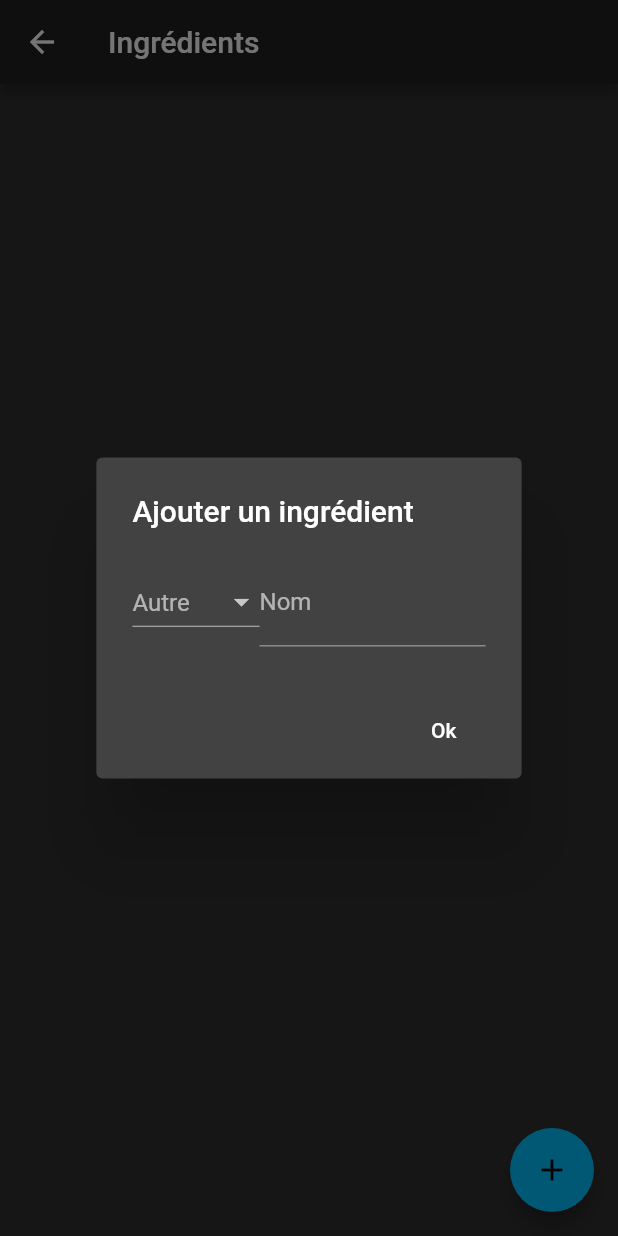
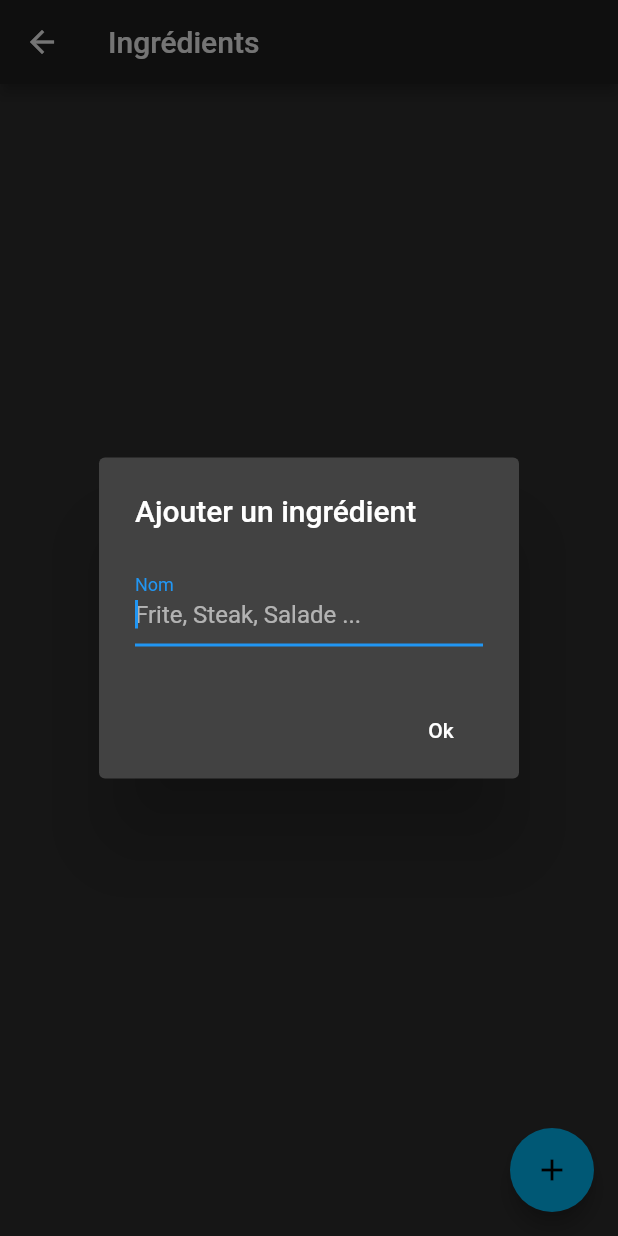
Before and after one commit to Stelapix/Bonap, a Flutter app: the IngredientsPage screen opened directly, after a tap on the "add" icon, on a phone screen of 412 x 824 dp. Run offline on Flutter 3.47's test engine with Material 2 defaults, Android fonts, the phone set to English and light mode, and no system bars; our stand-ins replace table_calendar.

Commit message:
Revert "Ingredient v2"
This reverts commit 21384700359c8f3456d14774a01cc4af72afd62a.

```diff
--- /dev/null
+++ b/lib/ingredients.dart
@@ -0,0 +1,78 @@
+import 'package:flutter/material.dart';
+
+class IngredientsPage extends StatefulWidget {
+  @override
+  _IngredientsPageState createState() => new _IngredientsPageState();
+}
+
+class _IngredientsPageState extends State<IngredientsPage> {
+  List<String>ingredients = [];
+  String newIngr = '';
+
+
+  @override
+  Widget build(BuildContext context) {
+    return new Scaffold(
+      appBar: new AppBar(
+        title: new Text('Ingrédients'),
+      ),
+
+      body: Container(
+        child: Column(
+          children: <Widget>[
+            ListView(
+              shrinkWrap: true,
+              children: ingredients.map((data) => ListTile(title: Text(data))).toList(),
+            ),
+          ],
+        )
+      ),
+
+      floatingActionButton: FloatingActionButton(
+        onPressed: _ajouterIngredient,
+        tooltip: 'Ajouter un ingrédient',
+        backgroundColor: Color.fromRGBO(0, 191, 255, 1),
+        child: Icon(Icons.add),
+
+
+      ),
+    );
+  }
+
+  void _ajouterIngredient() {
+    // flutter defined function
+    showDialog(
+      context: context,
+      builder: (BuildContext context) {
+        // return object of type Dialog
+        return AlertDialog(
+          title: Text('Ajouter un ingrédient'),
+          content: new Row(
+            children: <Widget>[
+              new Expanded(
+                  child: new TextField(
+                    autofocus: true,
+                    decoration: new InputDecoration(
+                        labelText: 'Nom', hintText: 'Frite, Steak, Salade ...'),
+                    onChanged: (value) {
+                      newIngr = value;
+                    },
+                  ))
+            ],
+          ),
+          actions: <Widget>[
+            FlatButton(
+              child: Text('Ok'),
+              onPressed: () {
+                ingredients.add(newIngr);
+                Navigator.of(context).pop();
+              },
+            ),
+          ],
+
+        );
+      },
+    );
+  }
+
+}
--- a/lib/pages/ingredients.dart
+++ /dev/null
@@ -1,174 +0,0 @@
-import 'package:flutter/material.dart';
-import 'package:flutter/rendering.dart';
-
-enum Categorie { viande, poisson, legume, fruit, feculent, autre }
-
-class Ingredient {
-  String nom;
-  Categorie cat;
-  static List<Ingredient> ingredients = new List<Ingredient>();
-
-  Ingredient(this.nom, this.cat);
-}
-
-class IngredientsPage extends StatefulWidget {
-  @override
-  _IngredientsPageState createState() => new _IngredientsPageState();
-}
-
-class _IngredientsPageState extends State<IngredientsPage> {
-  String newIngr = '';
-  String newCat = 'Autre';
-
-  @override
-  Widget build(BuildContext context) {
-    return new Scaffold(
-      appBar: new AppBar(
-        title: new Text('Ingrédients'),
-      ),
-      body: Container(
-          child: Column(
-        children: <Widget>[
-          ListView(
-            shrinkWrap: true,
-            children: Ingredient.ingredients
-                .map((data) => ListTile(
-                    leading: _catIcon(data.cat),
-                    title: Text(data.nom)))
-
-                .toList(),
-          ),
-        ],
-      )),
-      floatingActionButton: FloatingActionButton(
-        onPressed: _ajouterIngredient,
-        tooltip: 'Ajouter un ingrédient',
-        backgroundColor: Color.fromRGBO(0, 191, 255, 1),
-        child: Icon(Icons.add),
-      ),
-    );
-  }
-
-  void _ajouterIngredient() {
-    final List<String> _dropdownValues = [
-      "Viande",
-      "Légume",
-      "Poisson",
-      "Féculent",
-      "Autre"
-    ];
-    // flutter defined function
-    showDialog(
-      context: context,
-      builder: (BuildContext context) {
-        // return object of type Dialog
-        return AlertDialog(
-          title: Text('Ajouter un ingrédient'),
-          content: new Row(
-            children: <Widget>[
-              Container(
-                child: new DropdownButton(
-                  items: _dropdownValues
-                      .map((value) => DropdownMenuItem(
-                            child: Text(value),
-                            value: value,
-                          ))
-                      .toList(),
-                  onChanged: (String value) {
-                    newCat = value;
-                  },
-                  isExpanded: false,
-                  hint: Text(newCat),
-
-                ),
-              ),
-              Expanded(
-                  child: new TextField(
-                autofocus: false,
-                decoration: new InputDecoration(
-                    labelText: 'Nom', hintText: 'Frite, Steak, Salade ...'),
-                onChanged: (value) {
-                  newIngr = value;
-                },
-              )),
-            ],
-          ),
-          actions: <Widget>[
-            FlatButton(
-              child: Text('Ok'),
-              onPressed: () {
-                if (newIngr != '') {
-                  var existe = false;
-                  for (var o in Ingredient.ingredients) {
-                    if (o.nom.toUpperCase() == newIngr.toUpperCase())
-                      existe = true;
-                  }
-                  if (!existe)
-                    switch (newCat){
-
-                      case ("Viande"):
-                        Ingredient.ingredients
-                            .add(new Ingredient(newIngr, Categorie.viande));
-                        break;
-                      case ("Poisson"):
-                        Ingredient.ingredients
-                            .add(new Ingredient(newIngr, Categorie.poisson));
-                        break;
-                      case ("Légume"):
-                        Ingredient.ingredients
-                            .add(new Ingredient(newIngr, Categorie.legume));
-                        break;
-                      case ("Féculent"):
-                        Ingredient.ingredients
-                            .add(new Ingredient(newIngr, Categorie.feculent));
-                        break;
-                      case ("Autre"):
-                        Ingredient.ingredients
-                            .add(new Ingredient(newIngr, Categorie.autre));
-                        break;
-                      default:
-                        break;
-                    }
-
-                }
-
-                Navigator.of(context).pop();
-                print(Ingredient.ingredients[0].nom);
-              },
-            ),
-          ],
-        );
-      },
-    );
-  }
-
-  Icon _catIcon(Categorie c) {
-
-    switch (c)
-    {
-      case (Categorie.autre):
-        return Icon(Icons.devices_other);
-        break;
-      case (Categorie.feculent):
-        return Icon(Icons.add);
-        break;
-      case (Categorie.viande):
-        return Icon(Icons.mail);
-        break;
-      case (Categorie.poisson):
-        return Icon(Icons.fiber_dvr);
-        break;
-      case (Categorie.fruit):
-        return Icon(Icons.apps);
-        break;
-      case (Categorie.legume):
-        return Icon(Icons.language);
-        break;
-      default:
-        return Icon(Icons.cake);
-        break;
-
-
-    }
-  }
-}
```
Also changed, not shown: lib/main.dart (+9 -1 lines), lib/widget/drawer.dart (+7 -7 lines), lib/bilan.dart (renamed from lib/pages/bilan.dart), lib/feedback.dart (renamed from lib/pages/feedback.dart), lib/listeCourse.dart (renamed from lib/pages/listeCourse.dart), lib/presentation/config.json (renamed from lib/customIcons/config.json), lib/presentation/custom_icons.dart (renamed from lib/customIcons/custom_icons.dart), lib/repas.dart (renamed from lib/pages/repas.dart), lib/settings.dart (renamed from lib/pages/settings.dart).
